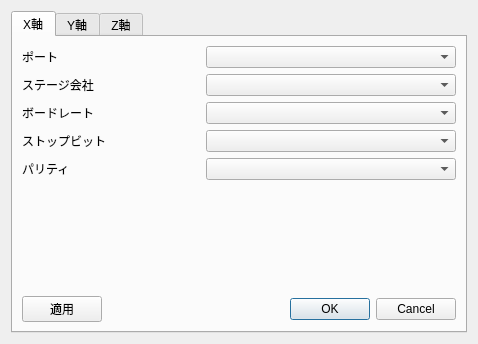
Above: stagesettingdialog.ui from MaruoLab2015/5AxisFabricationApplication before the change. Below: the same form after it.
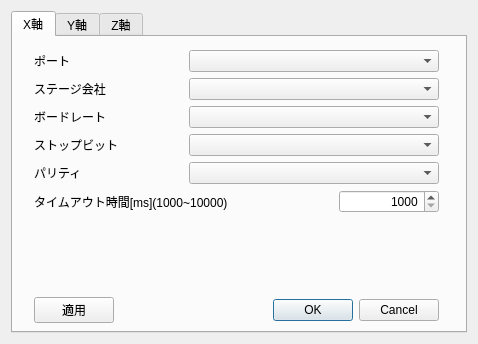
That is the form after the change.

Patch:
```diff
--- a/stagesettingdialog.ui
+++ b/stagesettingdialog.ui
@@ -23,8 +23,15 @@
       <attribute name="title">
        <string>X軸</string>
       </attribute>
-      <layout class="QGridLayout" name="gridLayout">
-       <item row="0" column="0">
+      <widget class="QWidget" name="">
+       <property name="geometry">
+        <rect>
+         <x>21</x>
+         <y>13</y>
+         <width>405</width>
+         <height>273</height>
+        </rect>
+       </property>
         <layout class="QVBoxLayout" name="verticalLayout">
          <item>
           <layout class="QHBoxLayout" name="horizontalLayout">
@@ -161,6 +168,49 @@
            </item>
           </layout>
          </item>
+        <item>
+         <layout class="QHBoxLayout" name="horizontalLayout_7">
+          <item>
+           <widget class="QLabel" name="label_6">
+            <property name="text">
+             <string>タイムアウト時間[ms](1000~10000)</string>
+            </property>
+           </widget>
+          </item>
+          <item>
+           <spacer name="horizontalSpacer_2">
+            <property name="orientation">
+             <enum>Qt::Horizontal</enum>
+            </property>
+            <property name="sizeHint" stdset="0">
+             <size>
+              <width>40</width>
+              <height>20</height>
+             </size>
+            </property>
+           </spacer>
+          </item>
+          <item>
+           <widget class="QSpinBox" name="waitTimeSpinBox">
+            <property name="minimumSize">
+             <size>
+              <width>100</width>
+              <height>0</height>
+             </size>
+            </property>
+            <property name="alignment">
+             <set>Qt::AlignRight|Qt::AlignTrailing|Qt::AlignVCenter</set>
+            </property>
+            <property name="minimum">
+             <number>1000</number>
+            </property>
+            <property name="maximum">
+             <number>10000</number>
+            </property>
+           </widget>
+          </item>
+         </layout>
+        </item>
          <item>
           <spacer name="verticalSpacer">
            <property name="orientation">
@@ -168,8 +218,8 @@
            </property>
            <property name="sizeHint" stdset="0">
             <size>
-             <width>20</width>
-             <height>58</height>
+            <width>403</width>
+            <height>13</height>
             </size>
            </property>
           </spacer>
@@ -206,8 +256,7 @@
           </layout>
          </item>
         </layout>
-       </item>
-      </layout>
+      </widget>
      </widget>
      <widget class="QWidget" name="tab_2">
       <attribute name="title">
```
Lines whose indentation alone changed are shown as unchanged.
